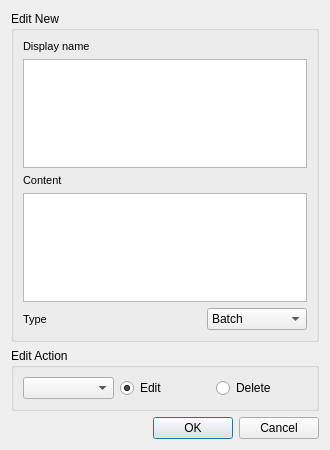
The window that user_interface/design/home_settings.ui (Ivan-812/Better-clipboard) describes before a commit, drawn with Qt 5.
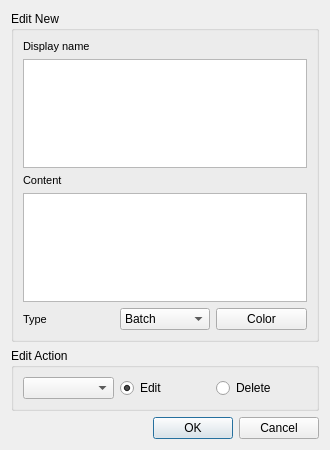
The same window after the commit.

Commit message: Upgrade UI + explorer mode

```diff
--- a/user_interface/design/home_settings.ui
+++ b/user_interface/design/home_settings.ui
@@ -162,6 +162,13 @@
           </item>
          </widget>
         </item>
+        <item>
+         <widget class="QPushButton" name="color_button">
+          <property name="text">
+           <string>Color</string>
+          </property>
+         </widget>
+        </item>
        </layout>
       </item>
      </layout>
```
Left out of the diff: 5 changed lines with no effect on the pictures. The commit also changes 6 other files.
